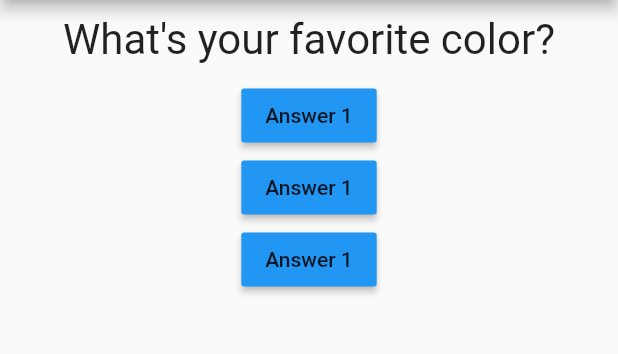
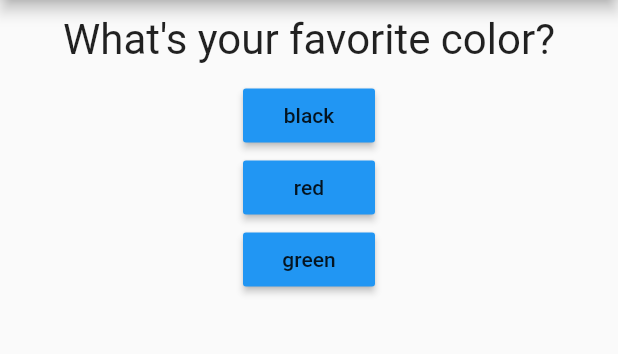
Before and after one commit to auliaramadhan/coba-Flutter, a Flutter app: the screen it shows after launch, on a phone screen of 412 x 824 dp, the part 84-438 px from its top. Run offline on Flutter 3.47's test engine with Material 2 defaults, Android fonts, the phone set to English and light mode, and no system bars.

```diff
--- a/lib/answer.dart
+++ b/lib/answer.dart
@@ -10,7 +10,7 @@ class Answer extends StatelessWidget {
     return Container(
       child: RaisedButton(
         color: Colors.blue,
-        child: Text('Answer 1'),
+        child: Text(answerText),
         onPressed: _selectHandler,
       ),
     );
--- a/lib/main.dart
+++ b/lib/main.dart
@@ -14,8 +14,6 @@ class MyApp extends StatefulWidget {
 }
 
 class _MyAppState extends State<MyApp> {
-  @override
-  Widget build(BuildContext context) {
   var _questions = const [
     {
       'question': "What's your favorite color?",
@@ -53,7 +51,7 @@ class _MyAppState extends State<MyApp> {
   void _answerQuestion(int score) {
     _total += score;
     setState(() {
-        ++_questionIndex;
+      _questionIndex = _questionIndex + 1;
     });
     if (_questionIndex < _questions.length) {
       print('ada pertanyaan');
@@ -69,6 +67,8 @@ class _MyAppState extends State<MyApp> {
     });
   }
 
+  @override
+  Widget build(BuildContext context) {
     return MaterialApp(
       home: Scaffold(
         appBar: AppBar(
--- a/lib/quiz.dart
+++ b/lib/quiz.dart
@@ -15,7 +15,6 @@ class Quiz extends StatelessWidget {
 
   @override
   Widget build(BuildContext context) {
-    print(questions);
     return Column(
       children: <Widget>[
         Question(questions[questionIndex]['question']),
```
Lines whose indentation alone changed are shown as unchanged.
